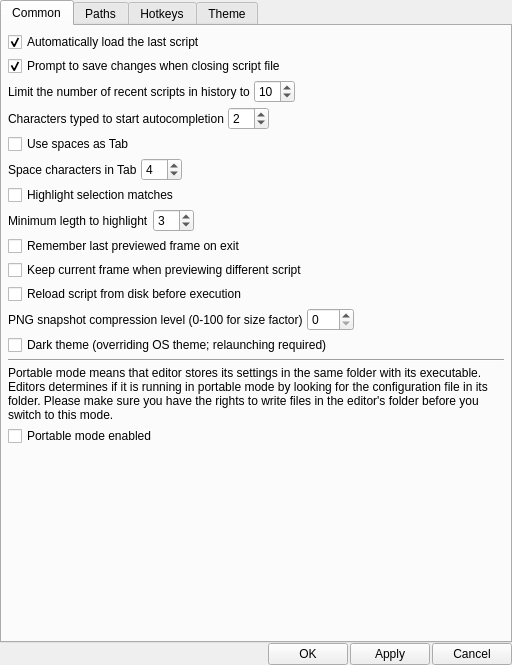
Old version of the form vsedit/src/settings/settings_dialog.ui in the repository YomikoR/VapourSynth-Editor.
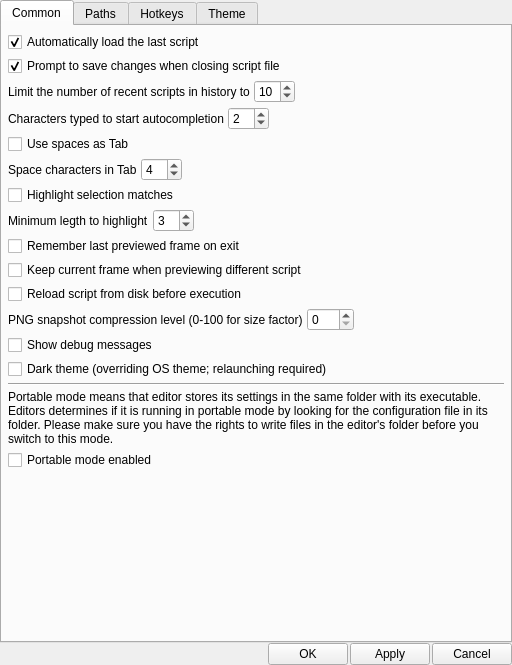
New version of the form.

Commit message: Add option to hide debug messages default to true

What changed in the file:
```diff
--- a/vsedit/src/settings/settings_dialog.ui
+++ b/vsedit/src/settings/settings_dialog.ui
@@ -288,6 +288,13 @@
          </item>
         </layout>
        </item>
+       <item>
+        <widget class="QCheckBox" name="debugMsgCheckBox">
+         <property name="text">
+          <string>Show debug messages</string>
+         </property>
+        </widget>
+       </item>
        <item>
         <widget class="QCheckBox" name="darkModeCheckBox">
          <property name="text">
```
The commit also changes 10 other files.
